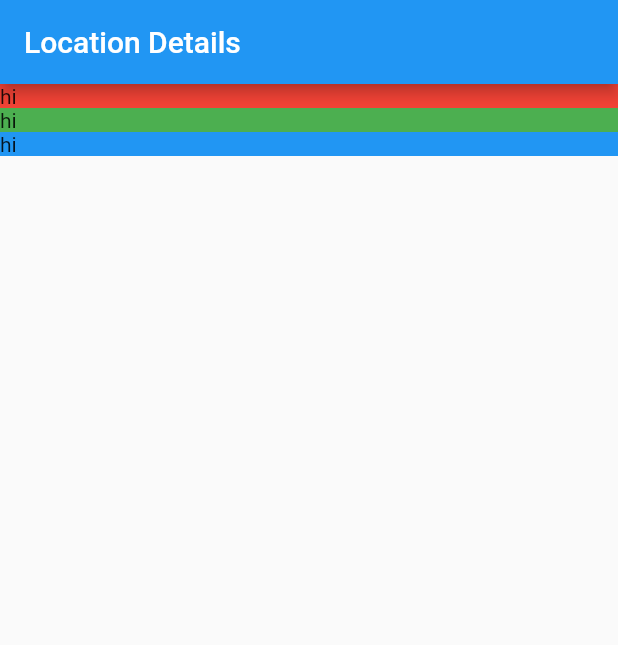
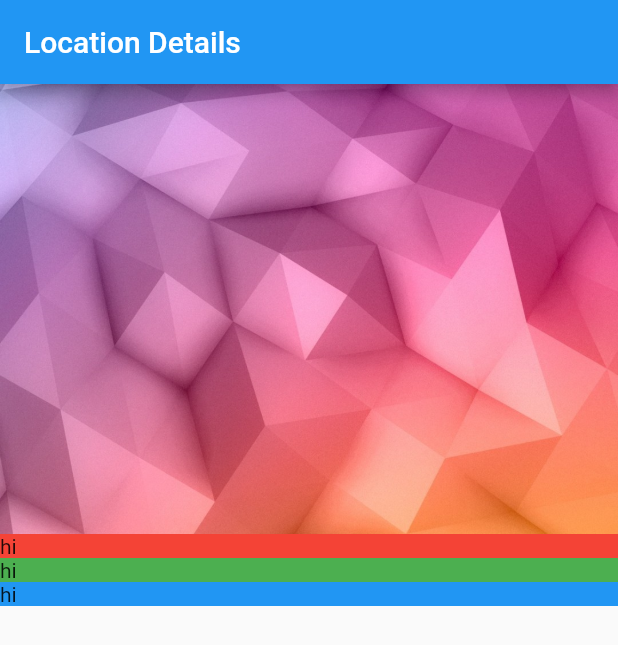
Before and after one commit to ankitvashisht12/Flutter-Practice, a Flutter app: the screen it shows after launch, on a phone screen of 412 x 824 dp. Shown: the top 645 px of the screen. Run offline on Flutter 3.47's test engine with Material 2 defaults, Android fonts, the phone set to English and light mode, and no system bars.

Commit message:
Done Step 03 Adding Images to Screen

```diff
--- a/location_details/lib/location.dart
+++ b/location_details/lib/location.dart
@@ -1,6 +1,8 @@
 import 'package:flutter/material.dart';
 //import 'package:flutter/src/widgets/framework.dart';
-import 'utils/textSection.dart';
+import 'utils/image_banner.dart';
+import 'utils/text_section.dart';
+
 
 class Location extends StatelessWidget{
   @override
@@ -13,6 +15,7 @@ class Location extends StatelessWidget{
         mainAxisAlignment: MainAxisAlignment.start,
         crossAxisAlignment: CrossAxisAlignment.stretch,
         children: <Widget>[
+          ImageBanner('assets/images/colorful.jpg'),
           TextSection(Colors.red),
           TextSection(Colors.green),
           TextSection(Colors.blue),
--- /dev/null
+++ b/location_details/lib/utils/image_banner.dart
@@ -0,0 +1,23 @@
+import 'package:flutter/material.dart';
+
+
+class ImageBanner extends StatelessWidget {
+
+  final String _assetPath;
+
+  ImageBanner(this._assetPath);
+
+  @override
+  Widget build(BuildContext context) {
+    return Container(
+      constraints: BoxConstraints.expand(
+        height: 300.0,
+      ),
+      decoration: BoxDecoration(color: Colors.grey),
+      child: Image.asset(
+        _assetPath,
+        fit: BoxFit.cover,
+        ),
+    );
+  }
+}
--- a/location_details/pubspec.yaml
+++ b/location_details/pubspec.yaml
@@ -41,9 +41,9 @@ flutter:
   uses-material-design: true
 
   # To add assets to your application, add an assets section, like this:
-  # assets:
-  #  - images/a_dot_burr.jpeg
-  #  - images/a_dot_ham.jpeg
+  assets:
+
+  - assets/images/
 
   # An image asset can refer to one or more resolution-specific "variants", see
   # https://flutter.dev/assets-and-images/#resolution-aware.
```
Also changed, not shown: location_details/lib/utils/text_section.dart (renamed from location_details/lib/utils/textSection.dart).
